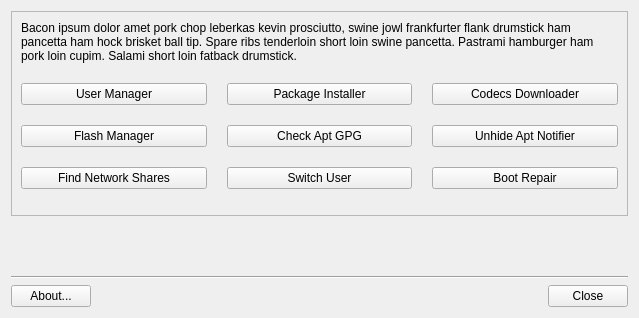
AdrianTM/mx-tools, file mxtools.ui: the form before one commit.
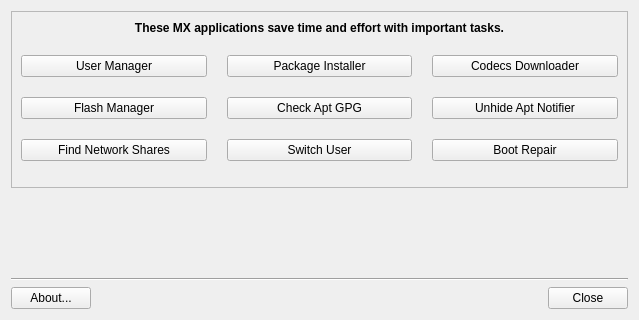
The form after the commit. Icons and pictures are not drawn.

The edit to the form file:
```diff
--- a/mxtools.ui
+++ b/mxtools.ui
@@ -7,7 +7,7 @@
     <x>0</x>
     <y>0</y>
     <width>639</width>
-    <height>318</height>
+    <height>320</height>
    </rect>
   </property>
   <property name="windowTitle">
@@ -272,12 +272,24 @@
           <verstretch>0</verstretch>
          </sizepolicy>
         </property>
+        <property name="font">
+         <font>
+          <weight>75</weight>
+          <bold>true</bold>
+         </font>
+        </property>
         <property name="text">
-         <string>Bacon ipsum dolor amet pork chop leberkas kevin prosciutto, swine jowl frankfurter flank drumstick ham pancetta ham hock brisket ball tip. Spare ribs tenderloin short loin swine pancetta. Pastrami hamburger ham pork loin cupim. Salami short loin fatback drumstick.</string>
+         <string>These MX applications save time and effort with important tasks.</string>
+        </property>
+        <property name="alignment">
+         <set>Qt::AlignCenter</set>
         </property>
         <property name="wordWrap">
          <bool>true</bool>
         </property>
+        <property name="margin">
+         <number>-2</number>
+        </property>
        </widget>
       </item>
      </layout>
```
